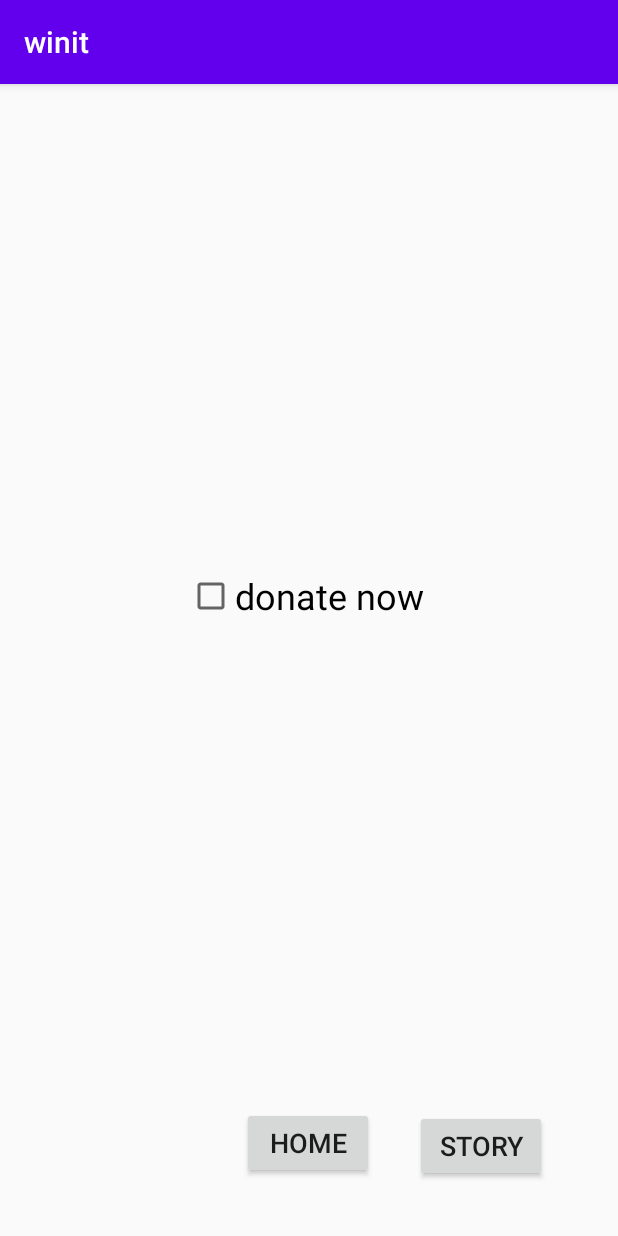
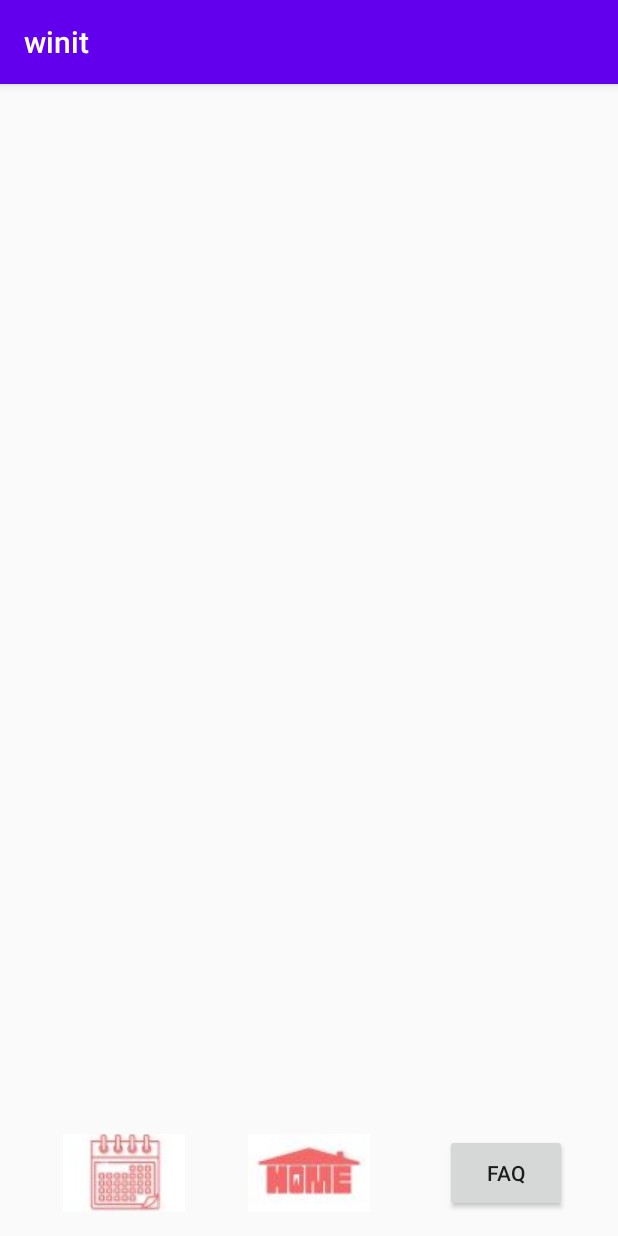
Before and after one commit to VIKASbhalke/winit-app, an Android app: the homepage screen opened directly, with no data from a screen before it, on a phone screen of 412 x 824 dp. Run offline under Robolectric (Android 15) with nearby library versions, the phone set to English and light mode, and no system bars.

Commit message:
10-11-20 commit

```diff
--- a/app/src/main/res/layout/activity_homepage.xml
+++ b/app/src/main/res/layout/activity_homepage.xml
@@ -6,40 +6,37 @@
     android:layout_height="match_parent"
     tools:context=".homepage">
 
+    <ImageButton
+        android:id="@+id/imageButton2"
+        android:layout_width="81dp"
+        android:layout_height="52dp"
+        android:layout_marginBottom="16dp"
+        android:contentDescription="@string/home_button"
+        app:layout_constraintBottom_toBottomOf="parent"
+        app:layout_constraintEnd_toEndOf="parent"
+        app:layout_constraintStart_toStartOf="parent"
+        app:srcCompat="@drawable/apphomebuttonfnal" />
+
+    <ImageButton
+        android:id="@+id/imageButton7"
+        android:layout_width="81dp"
+        android:layout_height="52dp"
+        android:layout_marginBottom="16dp"
+        app:layout_constraintBottom_toBottomOf="parent"
+        app:layout_constraintEnd_toStartOf="@+id/imageButton2"
+        app:layout_constraintStart_toStartOf="parent"
+        app:srcCompat="@drawable/calenderbutton"
+        android:contentDescription="@string/calendarbutton" />
+
     <Button
         android:id="@+id/button2"
-        android:layout_width="wrap_content"
-        android:layout_height="wrap_content"
-        android:text="@string/home_button"
-        android:textSize="18sp"
+        android:layout_width="81dp"
+        android:layout_height="52dp"
+        android:layout_marginBottom="16dp"
+        android:text="@string/faqsbutton"
         app:layout_constraintBottom_toBottomOf="parent"
         app:layout_constraintEnd_toEndOf="parent"
-        app:layout_constraintHorizontal_bias="0.498"
-        app:layout_constraintStart_toStartOf="parent"
-        app:layout_constraintTop_toTopOf="parent"
-        app:layout_constraintVertical_bias="0.947" />
-
-    <Button
-        android:id="@+id/button4"
-        android:layout_width="wrap_content"
-        android:layout_height="wrap_content"
-        android:layout_marginBottom="36dp"
-        android:text="@string/string_story_btn"
-        android:textSize="18sp"
-        app:layout_constraintBottom_toBottomOf="parent"
-        app:layout_constraintEnd_toEndOf="parent"
-        app:layout_constraintHorizontal_bias="0.364"
-        app:layout_constraintStart_toEndOf="@+id/button2" />
-
-    <CheckBox
-        android:id="@+id/checkBox"
-        android:layout_width="163dp"
-        android:layout_height="36dp"
-        android:text="@string/checkbox"
-        android:textSize="24sp"
-        app:layout_constraintBottom_toTopOf="@+id/button2"
-        app:layout_constraintEnd_toEndOf="parent"
-        app:layout_constraintStart_toStartOf="parent"
-        app:layout_constraintTop_toTopOf="parent" />
+        app:layout_constraintHorizontal_bias="0.595"
+        app:layout_constraintStart_toEndOf="@+id/imageButton2" />
 
 </androidx.constraintlayout.widget.ConstraintLayout>
--- a/app/src/main/res/values/strings.xml
+++ b/app/src/main/res/values/strings.xml
@@ -1,9 +1,11 @@
 <resources>
     <string name="app_name">winit</string>
     <string name="button">go</string>
-    <string name="textview">welcome to Winit</string>
+    <string name="text_view">welcome to Winit</string>
+    <string name="string_story_btn">story</string>
     <string name="home_button">home</string>
-    <string name="todo">logo</string>
-    <string name="string_story_btn">story</string>
-    <string name="checkbox">donate now</string>
+    <string name="applogo">lo</string>
+    <string name="calendarbutton">calb</string>
+    <string name="faqsbutton">faq</string>
+    <string name="welcome_wnt">WELCOME TO Winit</string>
 </resources>
```
Also changed, not shown: app/src/main/res/layout/activity_main.xml (+18 -7 lines), app/src/main/res/drawable/apphomebuttonfnal.jpg (added), app/src/main/res/drawable/applogo2.png (added), app/src/main/res/drawable/appstory.jpg (added), app/src/main/res/drawable/calenderbutton.jpg (added).
